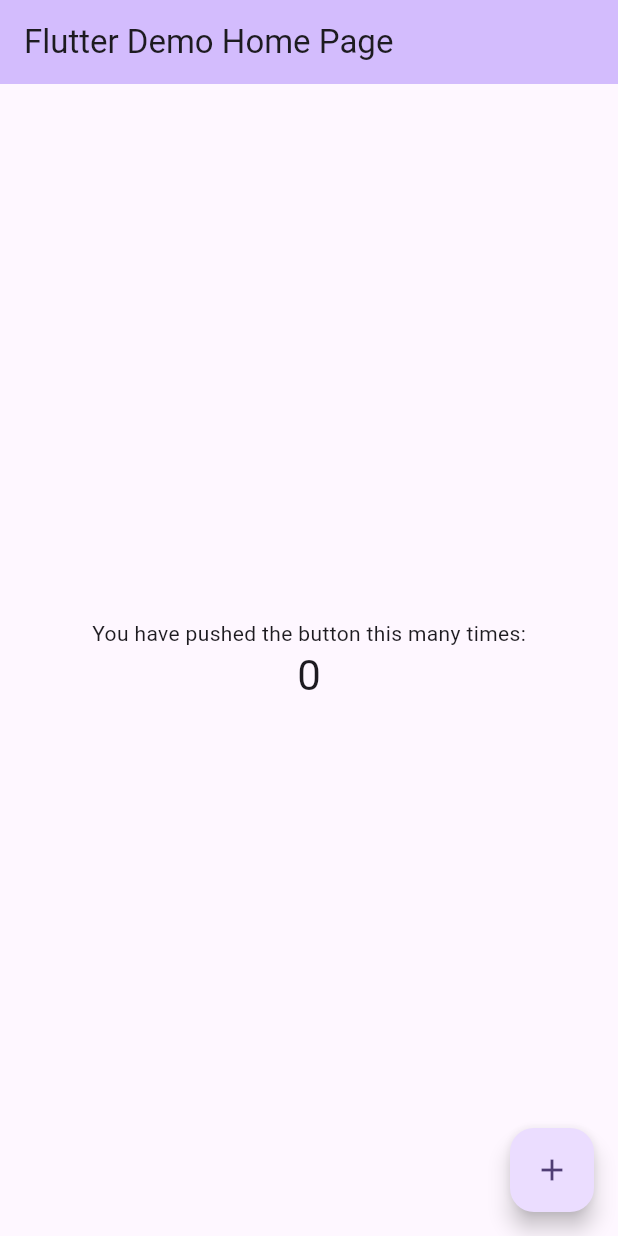
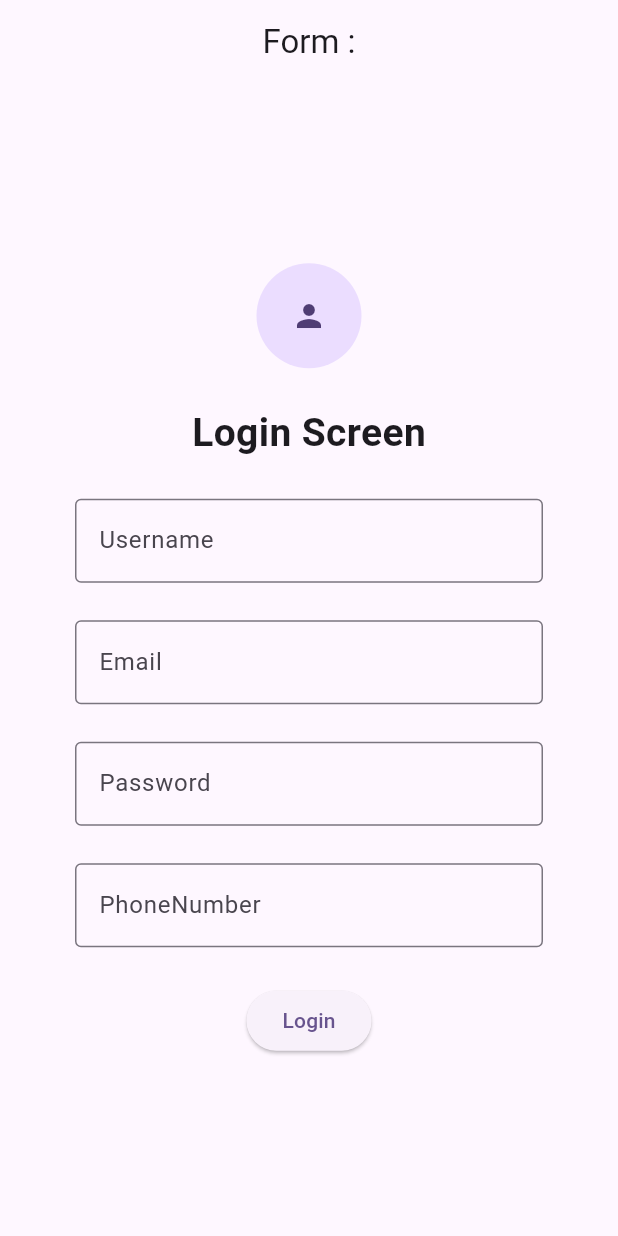
Before and after one commit to swastikamajhi/form_validation_provider, a Flutter app: the screen it shows after launch, on a phone screen of 412 x 824 dp. Run offline on Flutter 3.47's test engine with Material 3 defaults, Android fonts, the phone set to English and light mode, and no system bars.

Commit message:
form page

```diff
--- /dev/null
+++ b/lib/form_page.dart
@@ -0,0 +1,177 @@
+import 'package:flutter/material.dart';
+import 'package:form_validation_provider/home_page.dart';
+import 'package:form_validation_provider/validation_provider.dart';
+import 'package:provider/provider.dart';
+
+class FormPage extends StatefulWidget {
+  const FormPage({super.key});
+  @override
+  State<FormPage> createState() => _FormPageState();
+}
+
+class _FormPageState extends State<FormPage> {
+  TextEditingController userController = TextEditingController();
+
+  TextEditingController emailController = TextEditingController();
+
+  TextEditingController passwordController = TextEditingController();
+
+  TextEditingController phoneController = TextEditingController();
+
+  @override
+  Widget build(BuildContext context) {
+    return Scaffold(
+      appBar: AppBar(title: Text("Form :"), centerTitle: true),
+      body: Padding(
+        padding: const EdgeInsets.symmetric(horizontal: 50),
+        child: Form(
+          child: Column(
+            spacing: 25,
+            mainAxisAlignment: MainAxisAlignment.center,
+            children: [
+              CircleAvatar(radius: 35, child: Icon(Icons.person)),
+              Text(
+                'Login Screen',
+                style: TextStyle(fontSize: 26, fontWeight: FontWeight.bold),
+              ),
+
+              //username......
+              TextFormField(
+                controller: userController,
+                autovalidateMode: AutovalidateMode.onUserInteraction,
+                validator: (value) {
+                  if (value == '' || value == null) {
+                    return 'Name cannot be empty'; //we are passing the error here
+                  } else if (!context
+                      .read<ValidationProvider>()
+                      .userNameCorrection(value)) {
+                    return 'First Letter always Capital';
+                  } else {
+                    return null; //this means no error as occured
+                  }
+                },
+                onChanged: (value) {
+                  context.read<ValidationProvider>().setUserName(value);
+                },
+                decoration: InputDecoration(
+                  hintText: 'Username',
+                  border: OutlineInputBorder(),
+                ),
+              ),
+
+              //emaill......
+              TextFormField(
+                controller: emailController,
+                autovalidateMode: AutovalidateMode.onUserInteraction,
+                validator: (value) {
+                  if (value == '' || value == null) {
+                    return 'Email cannot be empty'; //we are passing the error here
+                  } else if (!context
+                      .read<ValidationProvider>()
+                      .emailCorrection(value)) {
+                    return "Enter Capital letter first";
+                  } else {
+                    return null; //this means no error as occured
+                  }
+                },
+                onChanged: (value) {
+                  context.read<ValidationProvider>().setEmail(value);
+                },
+                decoration: InputDecoration(
+                  hintText: 'Email',
+                  border: OutlineInputBorder(),
+                ),
+              ),
+
+              //password......
+              TextFormField(
+                controller: passwordController,
+                autovalidateMode: AutovalidateMode.onUserInteraction,
+                validator: (value) {
+                  if (value == '' || value == null) {
+                    return 'Password cannot be empty';
+                  } else if (!context
+                      .read<ValidationProvider>()
+                      .passwordCorrection(value)) {
+                    return "Enter Capital letter first";
+                  } else if (value.length < 8) {
+                    return 'Password is short';
+                  } else {
+                    return null;
+                  }
+                },
+                onChanged: (value) {
+                  context.read<ValidationProvider>().setPassword(value);
+                },
+                obscureText: true, //hides the text while typing
+                decoration: InputDecoration(
+                  hintText: 'Password',
+                  border: OutlineInputBorder(),
+                ),
+              ),
+
+              //phone......
+              TextFormField(
+                controller: phoneController,
+                keyboardType: TextInputType.number,
+                autovalidateMode: AutovalidateMode.onUserInteraction,
+                validator: (value) {
+                  if (value == '' || value == null) {
+                    return 'phoneNumber cannot be empty'; //we are passing the error here
+                  } else if (!context
+                      .read<ValidationProvider>()
+                      .phoneCorrection(value)) {
+                    return "Enter 10 number with contrycode";
+                  } else {
+                    return null; //this means no error as occured
+                  }
+                },
+                onChanged: (value) {
+                  context.read<ValidationProvider>().setPhoneNumber(value);
+                },
+                decoration: InputDecoration(
+                  hintText: 'PhoneNumber',
+                  border: OutlineInputBorder(),
+                ),
+              ),
+
+              //Submit buttons......
+              ElevatedButton(
+                onPressed: () {
+                  if (context.read<ValidationProvider>().validateForm()) {
+                    Navigator.of(context).push(
+                      MaterialPageRoute(
+                        builder: (context) {
+                          return HomePage();
+                        },
+                      ),
+                    );
+
+                    ScaffoldMessenger.of(context).showSnackBar(
+                      const SnackBar(
+                        behavior: SnackBarBehavior.fixed,
+                        content: Text('Form submit successful'),
+                        backgroundColor: Colors.green,
+                        duration: Duration(milliseconds: 500),
+                      ),
+                    );
+                  } else {
+                    ScaffoldMessenger.of(context).showSnackBar(
+                      const SnackBar(
+                        behavior: SnackBarBehavior.floating,
+                        content: Text('Form Error '),
+                        backgroundColor: Colors.red,
+                        duration: Duration(milliseconds: 700),
+                      ),
+                    );
+                  }
+                },
+                child: Text('Login'),
+              ),
+            ],
+          ),
+        ),
+      ),
+    );
+  }
+}
--- a/lib/main.dart
+++ b/lib/main.dart
@@ -1,75 +1,29 @@
 import 'package:flutter/material.dart';
+import 'package:form_validation_provider/form_page.dart';
+import 'package:form_validation_provider/validation_provider.dart';
+import 'package:provider/provider.dart';
 
 void main() {
-  runApp(const MyApp());
+  runApp(
+    ChangeNotifierProvider(
+      create: (_) => ValidationProvider(),
+      child: const MyApp(),
+    ),
+  );
 }
 
 class MyApp extends StatelessWidget {
   const MyApp({super.key});
 
-
   @override
   Widget build(BuildContext context) {
     return MaterialApp(
       title: 'Flutter Demo',
+      debugShowCheckedModeBanner: false,
       theme: ThemeData(
-
         colorScheme: ColorScheme.fromSeed(seedColor: Colors.deepPurple),
       ),
-      home: const MyHomePage(title: 'Flutter Demo Home Page'),
+      home: FormPage(),
     );
   }
 }
-
-class MyHomePage extends StatefulWidget {
-  const MyHomePage({super.key, required this.title});
-
-
-  final String title;
-
-  @override
-  State<MyHomePage> createState() => _MyHomePageState();
-}
-
-class _MyHomePageState extends State<MyHomePage> {
-  int _counter = 0;
-
-  void _incrementCounter() {
-    setState(() {
-
-      _counter++;
-    });
-  }
-
-  @override
-  Widget build(BuildContext context) {
-
-    return Scaffold(
-      appBar: AppBar(
-
-        backgroundColor: Theme.of(context).colorScheme.inversePrimary,
-
-        title: Text(widget.title),
-      ),
-      body: Center(
-
-        child: Column(
-
-          mainAxisAlignment: MainAxisAlignment.center,
-          children: <Widget>[
-            const Text('You have pushed the button this many times:'),
-            Text(
-              '$_counter',
-              style: Theme.of(context).textTheme.headlineMedium,
-            ),
-          ],
-        ),
-      ),
-      floatingActionButton: FloatingActionButton(
-        onPressed: _incrementCounter,
-        tooltip: 'Increment',
-        child: const Icon(Icons.add),
-      ),
-    );
-  }
-}
--- /dev/null
+++ b/lib/validation_provider.dart
@@ -0,0 +1,76 @@
+import 'package:flutter/material.dart';
+
+class ValidationProvider with ChangeNotifier {
+  String _userName = "";
+  String _email = "";
+  String _password = "";
+  String _phoneNumber = "";
+
+  final userNameRegex = RegExp(r'^[A-Z][a-zA-Z0-9]+$');
+  final emailRegex = RegExp(r'^[A-Z][a-zA-Z0-9]+$');
+  final passwordRegex = RegExp(r'^[A-Z][a-zA-Z0-9]+$');
+  final phoneRegex = RegExp(r'^[0-9]{10}$');
+
+  void setUserName(String newName) {
+    _userName = newName;
+    notifyListeners();
+  }
+
+  void setEmail(String newEmail) {
+    _email = newEmail;
+    notifyListeners();
+  }
+
+  void setPassword(String newPass) {
+    _password = newPass;
+    notifyListeners();
+  }
+
+  void setPhoneNumber(String newNumber) {
+    _phoneNumber = newNumber;
+    notifyListeners();
+  }
+
+  bool validateForm() {
+    if (userNameRegex.hasMatch(_userName) &&
+        emailRegex.hasMatch(_email) &&
+        passwordRegex.hasMatch(_password) &&
+        phoneRegex.hasMatch(_phoneNumber)) {
+      return true;
+    } else {
+      return false;
+    }
+  }
+
+  bool userNameCorrection(String name) {
+    if (userNameRegex.hasMatch(name)) {
+      return true;
+    } else {
+      return false;
+    }
+  }
+
+  bool phoneCorrection(String phoneNum) {
+    if (phoneRegex.hasMatch(phoneNum)) {
+      return true;
+    } else {
+      return false;
+    }
+  }
+
+  bool emailCorrection(String email) {
+    if (emailRegex.hasMatch(email)) {
+      return true;
+    } else {
+      return false;
+    }
+  }
+
+  bool passwordCorrection(String pass) {
+    if (passwordRegex.hasMatch(pass)) {
+      return true;
+    } else {
+      return false;
+    }
+  }
+}
--- a/pubspec.yaml
+++ b/pubspec.yaml
@@ -34,6 +34,7 @@ dependencies:
   # The following adds the Cupertino Icons font to your application.
   # Use with the CupertinoIcons class for iOS style icons.
   cupertino_icons: ^1.0.8
+  provider: ^6.1.5
 
 dev_dependencies:
   flutter_test:
```
Also changed, not shown: lib/home_page.dart (added, +13 -0 lines), pubspec.lock.
